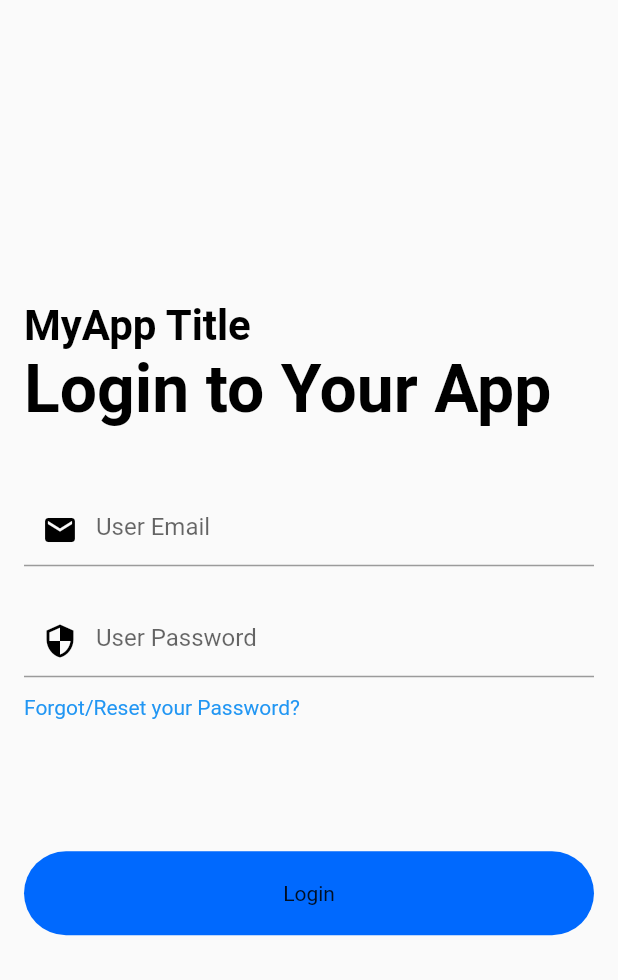
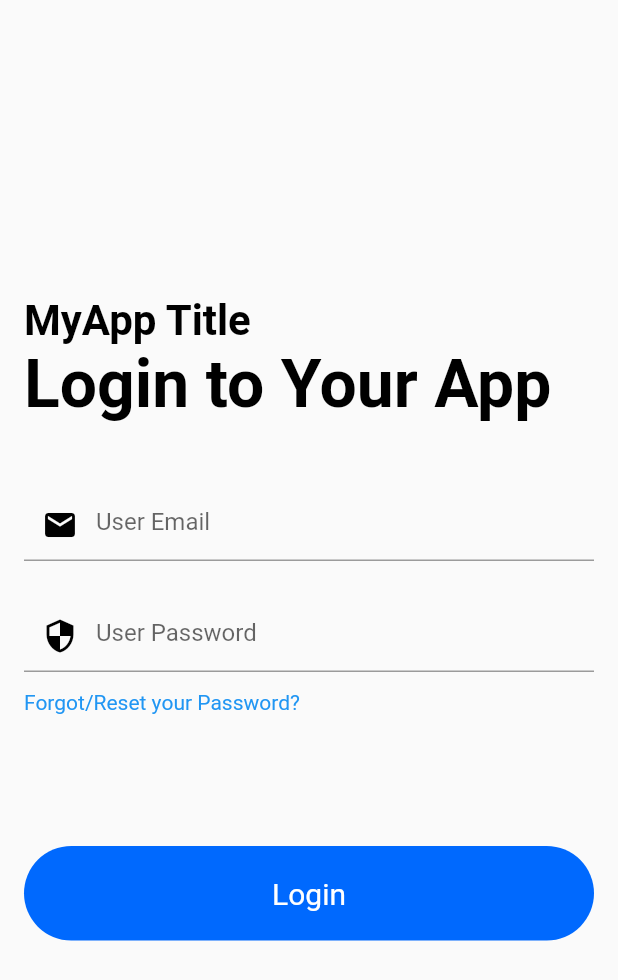
Before and after one commit to jsifuen711/Flutterbanana, a Flutter app: the screen it shows after launch, on a phone screen of 412 x 824 dp. Shown: the top 980 px of the screen. Run offline on Flutter 3.47's test engine with Material 2 defaults, Android fonts, the phone set to English and light mode, and no system bars.

Commit message:
New Update
Login Screen before connecting to Firebase

```diff
--- a/app_1/lib/main.dart
+++ b/app_1/lib/main.dart
@@ -20,7 +20,8 @@ class MyApp extends StatelessWidget {
 /*
   TODO list:
   Step 1: this will be the main layout of the app (only the UI)
-
+  Step 2: Login to firebase console
+  Step 3: Create a new firebase project
  */
 
 class HomePage extends StatefulWidget {
@@ -117,7 +118,13 @@ class _LoginScreenState extends State<LoginScreen> {
               shape: RoundedRectangleBorder(
                   borderRadius: BorderRadius.circular(36.0)),
               onPressed: () {},
-              child: Text("Login"),
+              child: Text(
+                "Login",
+                style: TextStyle(
+                  color: Colors.white,
+                  fontSize: 20.0,
+                ),
+              ),
             ),
           ),
         ],
```
